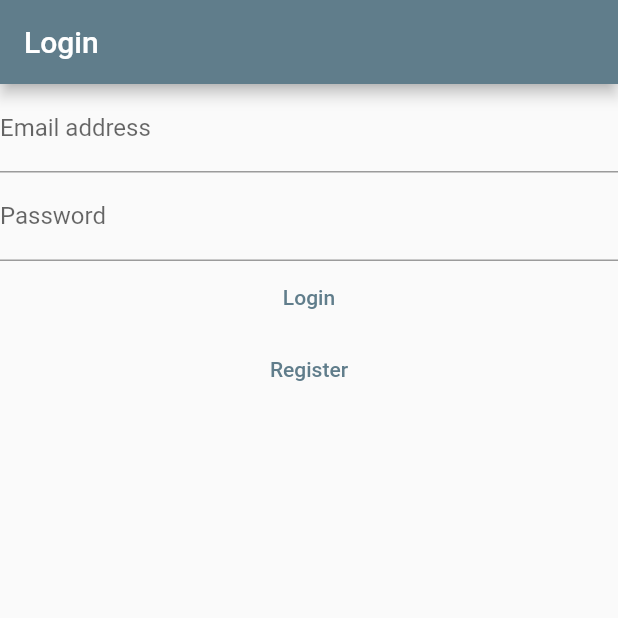
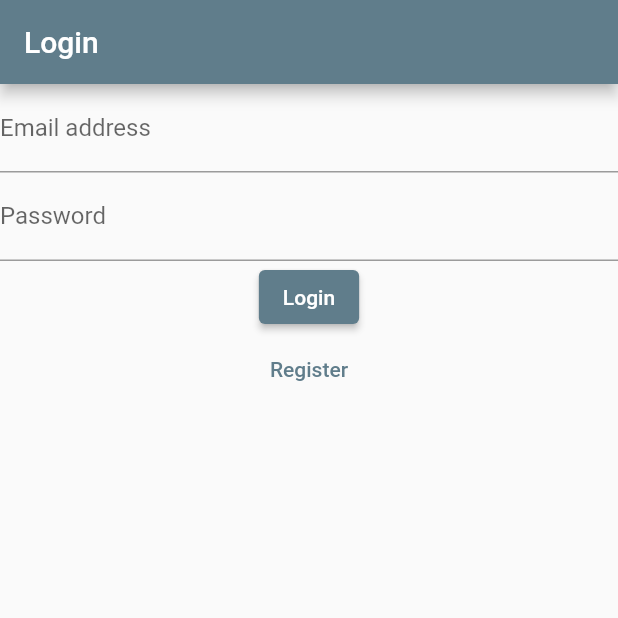
Before and after one commit to malcolmsgc/mynotes, a Flutter app: the screen it shows after launch, after a tap on "Login", on a phone screen of 412 x 824 dp, the top half of it. Run offline on Flutter 3.47's test engine with Material 2 defaults, Android fonts, the phone set to English and light mode, and no system bars; our stand-ins replace firebase_auth, firebase_core; accounts and stored records are empty; network calls fail.

```diff
--- a/lib/views/login_view.dart
+++ b/lib/views/login_view.dart
@@ -1,5 +1,6 @@
 import 'package:flutter/material.dart';
 import 'package:firebase_auth/firebase_auth.dart';
+import 'dart:developer' as devtools show log;
 
 class LoginView extends StatefulWidget {
   const LoginView({Key? key}) : super(key: key);
@@ -34,7 +35,7 @@ class _LoginViewState extends State<LoginView> {
       ),
       body: Column(
         children: [
-          TextField(
+          TextFormField(
             controller: _email,
             autocorrect: false,
             keyboardType: TextInputType.emailAddress,
@@ -42,6 +43,15 @@ class _LoginViewState extends State<LoginView> {
               label: Text('Email address'),
               // hintText: 'Enter your email address',
             ),
+            onSaved: (String? value) {
+              // This optional block of code can be used to run
+              // code when the user saves the form.
+            },
+            validator: (String? value) {
+              return (value != null && value.contains('@'))
+                  ? 'Do not use the @ char.'
+                  : null;
+            },
           ),
           TextField(
             controller: _password,
@@ -53,23 +63,26 @@ class _LoginViewState extends State<LoginView> {
               // hintText: 'Enter your password',
             ),
           ),
-          TextButton(
+          ElevatedButton(
             onPressed: () async {
               final email = _email.text;
               final password = _password.text;
               try {
-                final userCredential =
-                    await FirebaseAuth.instance.signInWithEmailAndPassword(
+                await FirebaseAuth.instance.signInWithEmailAndPassword(
                   email: email,
                   password: password,
                 );
+                Navigator.of(context).pushNamedAndRemoveUntil(
+                  '/notes/',
+                  (route) => false,
+                );
               } on FirebaseAuthException catch (e) {
                 if (e.code == 'user-not-found') {
-                  print('No user found for that email.');
+                  devtools.log('No user found for that email.');
                 } else if (e.code == 'wrong-password') {
-                  print('Wrong password provided for that user.');
+                  devtools.log('Wrong password provided for that user.');
                 } else {
-                  print(e.message);
+                  devtools.log(e.message.toString());
                 }
               }
             },
--- a/lib/views/verify_email_view.dart
+++ b/lib/views/verify_email_view.dart
@@ -1,5 +1,6 @@
 import 'package:firebase_auth/firebase_auth.dart';
 import 'package:flutter/material.dart';
+import 'dart:developer' as devtools show log;
 
 class VerifyEmailView extends StatefulWidget {
   const VerifyEmailView({Key? key}) : super(key: key);
@@ -18,7 +19,6 @@ class _VerifyEmailViewState extends State<VerifyEmailView> {
           const Text('Verify email'),
           TextButton(
               onPressed: () async {
-                print('Button press');
                 final user = FirebaseAuth.instance.currentUser;
                 await user?.sendEmailVerification();
               },
```
Also changed, not shown: lib/views/register_view.dart (+4 -3 lines).
